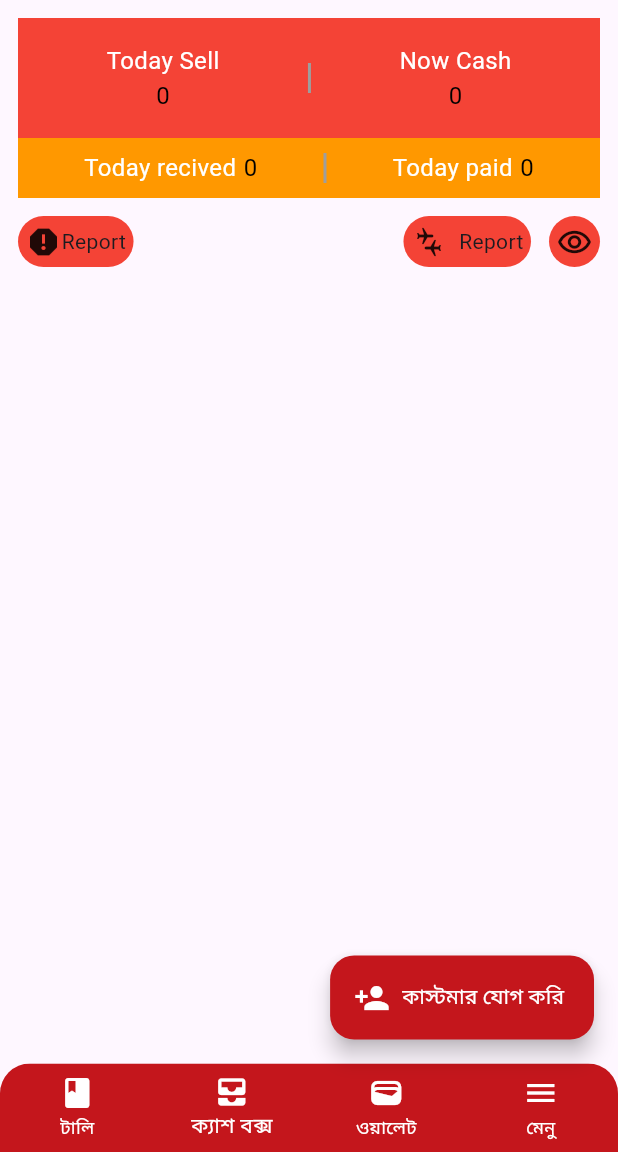
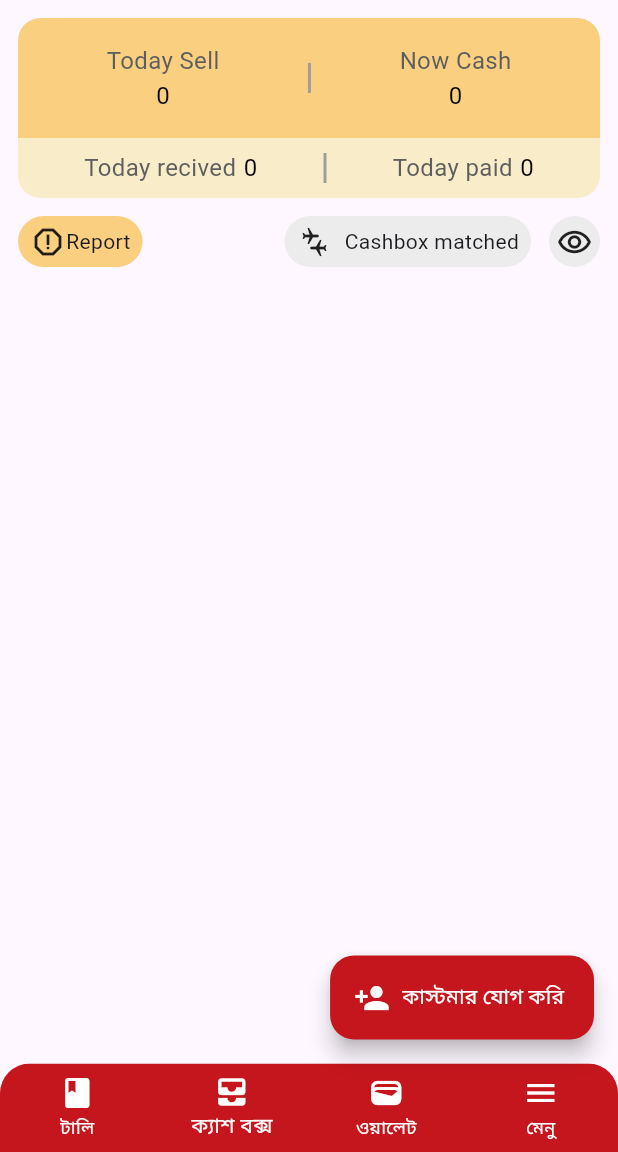
Before and after one commit to RakibulIslam10/Tally_Khata_Pro, a Flutter app: the screen it shows after launch, item 2 of the bottom bar chosen, on a phone screen of 412 x 824 dp, the part 84-1236 px from its top. Run offline on Flutter 3.47's test engine with Material 3 defaults, Android fonts, the phone set to English and light mode, and no system bars; our stand-ins replace device_preview, flutter_animate, get, lottie.

Commit message:
Updated by Khairul for CashboxScreen with releted screens

```diff
--- a/lib/Utils/App_Color.dart
+++ b/lib/Utils/App_Color.dart
@@ -9,6 +9,10 @@ class AppColors {
   static const grayWhite = Color(0xffffefe5);
   static const orange = Color(0xfff59952);
   static const deepOrange = Color(0xffff4a00);
-  static const halkaYello = Color(0xffd0ae71);
+  static const peach = Color(0xFFFACF7F);
+  static const lightPeach = Color(0xFFF8ECC9);
+  static const grayText = Color(0xFF5E5E5E);
+  static const lightGray = Color(0xFFECECEC);
+
 
 }
--- a/lib/Utils/Const.dart
+++ b/lib/Utils/Const.dart
@@ -10,6 +10,7 @@ class AllStrings{
    static const allDue =   "মোট পাবো";
    static const allLoan =   "মোট পাবো";
    static const inbox =   "ইনবক্স";
+   // static const inbox =   "ইনবক্স";
 
 
 }
--- a/lib/Widget/cashboxDetails.dart
+++ b/lib/Widget/cashboxDetails.dart
@@ -13,7 +13,13 @@ class CashboxDetails extends StatelessWidget {
         Container(
           height: 80,
           width: double.infinity,
-          color: Colors.red,
+          decoration: BoxDecoration(
+            color: AppColors.peach,
+            borderRadius: BorderRadius.only(
+              topLeft: Radius.circular(15),
+              topRight: Radius.circular(15),
+            ),
+          ),
           child: Row(
             mainAxisAlignment: MainAxisAlignment.spaceEvenly,
             children: [
@@ -23,14 +29,11 @@ class CashboxDetails extends StatelessWidget {
                 children: [
                   Text(
                     'Today Sell',
-                    style: TextStyle(
-                        fontSize: 16,
-                        color: AppColors.backgroundColor),
+                    style: TextStyle(fontSize: 16, color: AppColors.grayText),
                   ),
                   Text(
                     '0',
-                    style:
-                    TextStyle(fontSize: 16, color: Colors.black),
+                    style: TextStyle(fontSize: 16, color: Colors.black),
                   ),
                 ],
               ),
@@ -41,14 +44,11 @@ class CashboxDetails extends StatelessWidget {
                 children: [
                   Text(
                     'Now Cash',
-                    style: TextStyle(
-                        fontSize: 16,
-                        color: AppColors.backgroundColor),
+                    style: TextStyle(fontSize: 16, color: AppColors.grayText),
                   ),
                   Text(
                     '0',
-                    style:
-                    TextStyle(fontSize: 16, color: Colors.black),
+                    style: TextStyle(fontSize: 16, color: Colors.black),
                   ),
                 ],
               ),
@@ -58,7 +58,13 @@ class CashboxDetails extends StatelessWidget {
         Container(
           height: 40,
           width: double.infinity,
-          color: Colors.orange,
+          decoration: BoxDecoration(
+            color: AppColors.lightPeach,
+            borderRadius: BorderRadius.only(
+              bottomLeft: Radius.circular(15),
+              bottomRight: Radius.circular(15),
+            ),
+          ),
           child: Row(
             mainAxisAlignment: MainAxisAlignment.spaceEvenly,
             children: [
@@ -68,17 +74,14 @@ class CashboxDetails extends StatelessWidget {
                 children: [
                   Text(
                     'Today recived',
-                    style: TextStyle(
-                        fontSize: 16,
-                        color: AppColors.backgroundColor),
+                    style: TextStyle(fontSize: 16, color: AppColors.grayText),
                   ),
                   SizedBox(
                     width: 5,
                   ),
                   Text(
                     '0',
-                    style:
-                    TextStyle(fontSize: 16, color: Colors.black),
+                    style: TextStyle(fontSize: 16, color: Colors.black),
                   ),
                 ],
               ),
@@ -89,17 +92,14 @@ class CashboxDetails extends StatelessWidget {
                 children: [
                   Text(
                     'Today paid',
-                    style: TextStyle(
-                        fontSize: 16,
-                        color: AppColors.backgroundColor),
+                    style: TextStyle(fontSize: 16, color: AppColors.grayText),
                   ),
                   SizedBox(
                     width: 5,
                   ),
                   Text(
                     '0',
-                    style:
-                    TextStyle(fontSize: 16, color: Colors.black),
+                    style: TextStyle(fontSize: 16, color: Colors.black),
                   ),
                 ],
               ),
--- a/lib/Widget/reportWidget.dart
+++ b/lib/Widget/reportWidget.dart
@@ -1,4 +1,5 @@
 import 'package:flutter/material.dart';
+import 'package:talikhatapro/Utils/App_Color.dart';
 
 class ReportWidget extends StatelessWidget {
   const ReportWidget({
@@ -14,12 +15,12 @@ class ReportWidget extends StatelessWidget {
         children: [
           Container(
             decoration: BoxDecoration(
-                color: Colors.red,
+                color: AppColors.peach,
                 borderRadius: BorderRadius.circular(50)),
-            child: Padding(
-              padding: const EdgeInsets.all(5.0),
+            child: const Padding(
+              padding: EdgeInsets.only(top: 5.0,right: 8.0,bottom: 5.0,left: 8.0),
               child: Row(
-                children: [Icon(Icons.report), Text('Report')],
+                children: [Icon(Icons.report_outlined), Text('Report')],
               ),
             ),
           ),
@@ -27,26 +28,26 @@ class ReportWidget extends StatelessWidget {
             children: [
               Container(
                 decoration: BoxDecoration(
-                    color: Colors.red,
+                    color: AppColors.lightGray,
                     borderRadius: BorderRadius.circular(50)),
-                child: Padding(
-                  padding: const EdgeInsets.all(5.0),
+                child: const Padding(
+                  padding: EdgeInsets.only(top: 5.0,right: 8.0,bottom: 5.0,left: 8.0),
                   child: Row(
                     children: [
                       Icon(Icons.connecting_airports_sharp),
                       SizedBox(width: 8),
-                      Text('Report')
+                      Text('Cashbox matched')
                     ],
                   ),
                 ),
               ),
-              SizedBox(width: 12),
+              const SizedBox(width: 12),
               Container(
                 decoration: BoxDecoration(
-                    color: Colors.red,
+                    color: AppColors.lightGray,
                     borderRadius: BorderRadius.circular(50)),
-                child: Padding(
-                    padding: const EdgeInsets.all(5.0),
+                child:const Padding(
+                    padding:  EdgeInsets.all(5.0),
                     child: Icon(Icons.remove_red_eye_outlined)),
               ),
             ],
```
